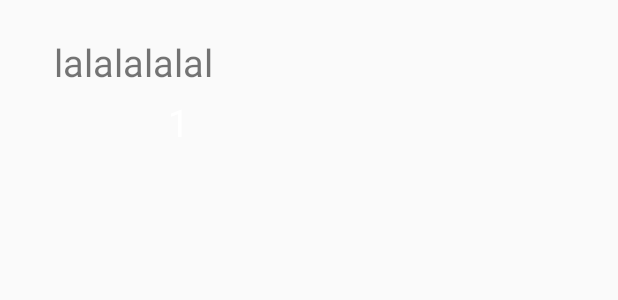
After one commit to HanxiangLiuJack/BookOrderingSystem, an Android app: the layout activity_seller_book_row.xml on its own in the app's theme, with its tools: preview values and no code run, on a phone screen of 412 x 824 dp. The commit adds this screen. Shown: the top 300 px of the screen. Run offline under Robolectric (Android 15) with nearby library versions, the phone set to English and light mode, and no system bars.

Commit message:
Styles updated

```diff
--- a/app/src/main/res/layout/activity_address.xml
+++ b/app/src/main/res/layout/activity_address.xml
@@ -176,6 +176,7 @@
         android:layout_marginLeft="40dp"
         android:layout_marginStart="40dp"
         android:background="@drawable/button_style"
+        android:onClick="buttonBookCancel"
         android:text="Cancel"
         app:layout_constraintBottom_toBottomOf="parent"
         app:layout_constraintStart_toStartOf="parent" />
--- a/app/src/main/res/layout/activity_editbook.xml
+++ b/app/src/main/res/layout/activity_editbook.xml
@@ -136,6 +136,7 @@
         android:layout_marginLeft="40dp"
         android:layout_marginStart="40dp"
         android:background="@drawable/button_style"
+        android:onClick="buttonEditBookCancel"
         android:text="Cancel"
         app:layout_constraintBottom_toBottomOf="parent"
         app:layout_constraintStart_toStartOf="parent" />
--- /dev/null
+++ b/app/src/main/res/layout/activity_seller_book_row.xml
@@ -0,0 +1,49 @@
+<?xml version="1.0" encoding="utf-8"?>
+<LinearLayout xmlns:android="http://schemas.android.com/apk/res/android"
+    xmlns:app="http://schemas.android.com/apk/res-auto"
+    xmlns:tools="http://schemas.android.com/tools"
+
+    android:layout_width="match_parent"
+    android:layout_height="100dp"
+    tools:context=".presentation.SingleBookActivity"
+    android:orientation="vertical">
+
+    <LinearLayout
+        android:layout_width="match_parent"
+        android:layout_height="match_parent">
+
+        <android.support.constraint.ConstraintLayout
+            android:layout_width="match_parent"
+            android:layout_height="match_parent">
+
+
+            <TextView
+                android:id="@+id/cusBookListID"
+                android:layout_width="300dp"
+                android:layout_height="46dp"
+                android:layout_marginTop="64dp"
+                android:text="1"
+                android:textColor="#ffffff"
+                android:textSize="25dp"
+                app:layout_constraintEnd_toEndOf="parent"
+                app:layout_constraintTop_toTopOf="parent" />
+
+            <TextView
+                android:id="@+id/cusBookListTitle"
+                android:layout_width="300dp"
+                android:layout_height="46dp"
+                android:layout_marginLeft="36dp"
+                android:layout_marginStart="36dp"
+                android:layout_marginTop="24dp"
+                android:text="lalalalalal"
+                android:textSize="25dp"
+                app:layout_constraintStart_toStartOf="parent"
+                app:layout_constraintTop_toTopOf="parent" />
+
+
+        </android.support.constraint.ConstraintLayout>
+    </LinearLayout>
+
+
+
+</LinearLayout>
--- a/app/src/main/res/values/colors.xml
+++ b/app/src/main/res/values/colors.xml
@@ -3,4 +3,5 @@
     <color name="colorPrimary">#3F51B5</color>
     <color name="colorPrimaryDark">#303F9F</color>
     <color name="colorAccent">#FF4081</color>
+    <color name="grey">#eeeeee</color>
 </resources>
```
Also changed, not shown: app/src/main/res/drawable/book_list_selector.xml (added, +9 -0 lines), app/src/main/res/layout/activity_seller_booklist.xml (added, +63 -0 lines), app/src/main/res/layout/activity_customer_book_row.xml (renamed from app/src/main/res/layout/activity_customer_booklist_row.xml).
